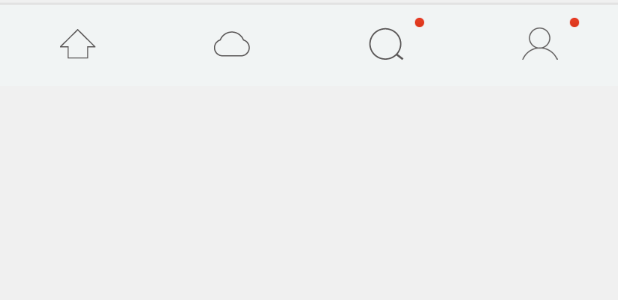
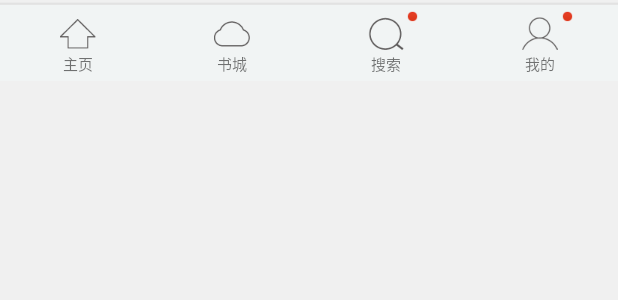
Before and after one commit to foxcode7/kandouwo, an Android app: the layout bottom_tab.xml on its own in the app's theme, with its tools: preview values and no code run, on a phone screen of 412 x 824 dp. Shown: the top 300 px of the screen. Run offline under Robolectric (Android 15) with nearby library versions, the phone set to English and light mode, and no system bars.

Commit message:
调整了一下底部tab外观

```diff
--- a/app/src/main/res/layout/bottom_tab.xml
+++ b/app/src/main/res/layout/bottom_tab.xml
@@ -1,6 +1,7 @@
 <?xml version="1.0" encoding="utf-8"?>
 
-<com.actionbarsherlock.internal.widget.IcsLinearLayout xmlns:android="http://schemas.android.com/apk/res/android"
+<com.actionbarsherlock.internal.widget.IcsLinearLayout
+    xmlns:android="http://schemas.android.com/apk/res/android"
     android:layout_width="match_parent"
     android:id="@+id/bottom_tabs_container"
     android:layout_height="wrap_content"
@@ -9,14 +10,16 @@
     <TextView
         android:id="@+id/home"
         style="@style/BottomTab"
+        android:text="@string/main_home"
         android:layout_width="0dp"
         android:layout_weight="1"
         android:drawableTop="@drawable/tab_home_selector"
-        android:layout_height="match_parent"/>
+        android:layout_height="wrap_content"/>
 
     <TextView
         android:id="@+id/hot"
         style="@style/BottomTab"
+        android:text="@string/main_hot"
         android:layout_width="0dp"
         android:layout_weight="1"
         android:drawableTop="@drawable/tab_hot_selector"
@@ -31,6 +34,7 @@
         <TextView
             android:duplicateParentState="true"
             style="@style/BottomTab"
+            android:text="@string/main_search"
             android:layout_width="match_parent"
             android:drawableTop="@drawable/tab_search_selector"
             android:layout_height="match_parent"/>
@@ -40,8 +44,8 @@
             android:layout_height="wrap_content"
             android:layout_width="wrap_content"
             android:src="@drawable/ic_reminder"
-            android:layout_marginRight="25dp"
-            android:layout_marginTop="8dp"
+            android:layout_marginRight="30dp"
+            android:layout_marginTop="4dp"
             android:layout_gravity="top|right"/>
     </FrameLayout>
 
@@ -54,6 +58,7 @@
         <TextView
             android:duplicateParentState="true"
             style="@style/BottomTab"
+            android:text="@string/main_user"
             android:layout_width="match_parent"
             android:drawableTop="@drawable/tab_usercenter_selector"
             android:layout_height="match_parent"/>
@@ -62,8 +67,8 @@
             android:id="@+id/settings_tip"
             android:layout_width="wrap_content"
             android:src="@drawable/ic_reminder"
-            android:layout_marginRight="25dp"
-            android:layout_marginTop="8dp"
+            android:layout_marginRight="30dp"
+            android:layout_marginTop="4dp"
             android:layout_height="wrap_content"
             android:layout_gravity="top|right"/>
     </FrameLayout>
--- a/app/src/main/res/values/strings.xml
+++ b/app/src/main/res/values/strings.xml
@@ -3,8 +3,9 @@
 
     <string name="app_name">看豆窝</string>
     <string name="main_home">主页</string>
-    <string name="main_hot">热门</string>
+    <string name="main_hot">书城</string>
     <string name="main_search">搜索</string>
+    <string name="main_user">我的</string>
     <string name="hello_world">Hello world!</string>
     <string name="action_settings">Settings</string>
     <string name="search_book_keywords">关键字查询</string>
--- a/app/src/main/res/values/styles.xml
+++ b/app/src/main/res/values/styles.xml
@@ -57,8 +57,8 @@
         <item name="android:textSize">@dimen/text_size_h10</item>
         <item name="android:gravity">center</item>
         <item name="android:background">@drawable/bg_bottom_tab</item>
-        <item name="android:paddingTop">14dp</item>
-        <item name="android:paddingBottom">2dp</item>
+        <item name="android:paddingTop">7dp</item>
+        <item name="android:paddingBottom">4dp</item>
     </style>
 
     <!--<style name="Widget">-->
```
Also changed, not shown: app/src/main/res/drawable-hdpi/ic_launcher.png (added).
